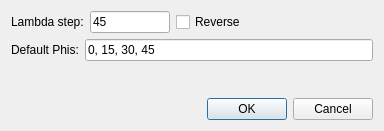
The window that subarchitectures/vision.sa/trunk/src/python/ObjectRecognizer/apps/mbuilder/qtui/captureSetup.ui (marc-hanheide/cogx) describes before a commit, drawn with Qt 5.
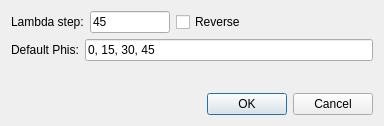
The same window after the commit.

What changed in the file:
```diff
--- a/subarchitectures/vision.sa/trunk/src/python/ObjectRecognizer/apps/mbuilder/qtui/captureSetup.ui
+++ b/subarchitectures/vision.sa/trunk/src/python/ObjectRecognizer/apps/mbuilder/qtui/captureSetup.ui
@@ -7,7 +7,7 @@
     <x>0</x>
     <y>0</y>
     <width>384</width>
-    <height>131</height>
+    <height>126</height>
    </rect>
   </property>
   <property name="windowTitle">
```
